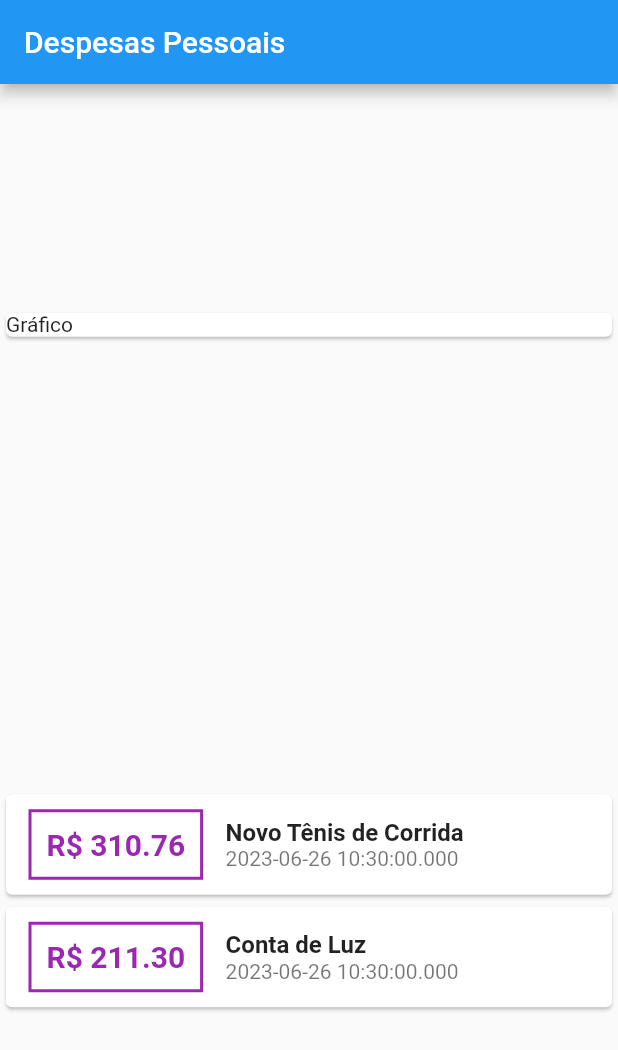
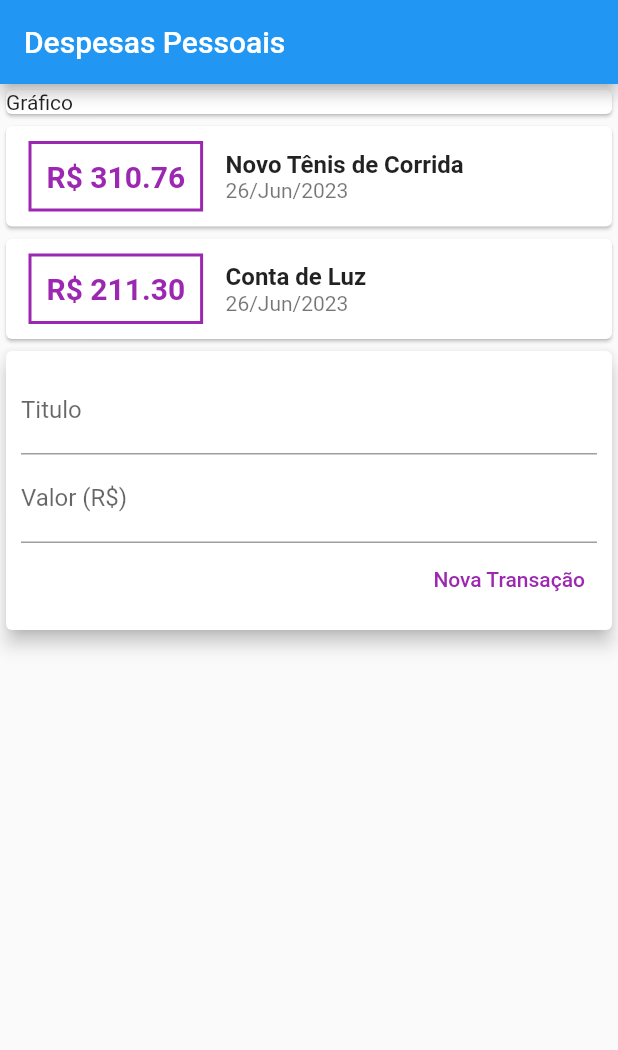
Before and after one commit to DreadsTheBoy/expenses, a Flutter app: the screen it shows after launch, on a phone screen of 412 x 824 dp. Shown: the top 1050 px of the screen. Run offline on Flutter 3.47's test engine with Material 2 defaults, Android fonts, the phone set to English and light mode, and no system bars.

```diff
--- /dev/null
+++ b/lib/components/transaction_form.dart
@@ -0,0 +1,47 @@
+// ignore_for_file: avoid_print
+
+import 'package:flutter/material.dart';
+
+class TransactionForm extends StatelessWidget {
+  TransactionForm({super.key});
+
+  final titleController = TextEditingController();
+  final valueController = TextEditingController();
+
+  @override
+  Widget build(BuildContext context) {
+    return Card(
+      elevation: 5,
+      child: Padding(
+        padding: const EdgeInsets.all(10),
+        child: Column(
+          children: <Widget>[
+            TextField(
+              decoration: const InputDecoration(labelText: 'Titulo'),
+              controller: titleController,
+            ),
+            TextField(
+              decoration: const InputDecoration(labelText: 'Valor (R\$)'),
+              controller: valueController,
+            ),
+            Row(
+              mainAxisAlignment: MainAxisAlignment.end,
+              children: [
+                TextButton(
+                  onPressed: () {
+                    print(titleController.text);
+                    print(valueController.text);
+                  },
+                  child: const Text(
+                    'Nova Transação',
+                    style: TextStyle(color: Colors.purple),
+                  ),
+                ),
+              ],
+            ),
+          ],
+        ),
+      ),
+    );
+  }
+}
--- /dev/null
+++ b/lib/components/transaction_list.dart
@@ -0,0 +1,65 @@
+import 'package:flutter/material.dart';
+import 'package:intl/intl.dart';
+
+//Models
+import '../models/transaction.dart';
+
+class TransactionList extends StatelessWidget {
+  final List<Transaction> transactions;
+
+  const TransactionList({super.key, required this.transactions});
+
+  @override
+  Widget build(BuildContext context) {
+    return Column(
+      children: transactions.map(
+        (tr) {
+          return Card(
+            child: Row(
+              children: <Widget>[
+                Container(
+                  margin: const EdgeInsets.symmetric(
+                    horizontal: 15,
+                    vertical: 10,
+                  ),
+                  decoration: BoxDecoration(
+                      border: Border.all(
+                    color: Colors.purple,
+                    width: 2,
+                  )),
+                  padding: const EdgeInsets.all(10),
+                  child: Text(
+                    'R\$ ${tr.value.toStringAsFixed(2)}',
+                    style: const TextStyle(
+                      fontSize: 20,
+                      fontWeight: FontWeight.bold,
+                      color: Colors.purple,
+                    ),
+                  ),
+                ),
+                Column(
+                  crossAxisAlignment: CrossAxisAlignment.start,
+                  children: [
+                    Text(
+                      tr.title,
+                      style: const TextStyle(
+                        fontSize: 16,
+                        fontWeight: FontWeight.bold,
+                      ),
+                    ),
+                    Text(
+                      DateFormat('dd/MMM/y').format(tr.date),
+                      style: const TextStyle(
+                        color: Colors.black54,
+                      ),
+                    ),
+                  ],
+                )
+              ],
+            ),
+          );
+        },
+      ).toList(),
+    );
+  }
+}
--- /dev/null
+++ b/lib/components/transaction_user.dart
@@ -0,0 +1,42 @@
+import 'package:flutter/material.dart';
+
+//Models
+import '../models/transaction.dart';
+
+//Components
+import 'transaction_form.dart';
+import 'transaction_list.dart';
+
+class TransactionUser extends StatefulWidget {
+  const TransactionUser({super.key});
+
+  @override
+  State<TransactionUser> createState() => _TransactionUserState();
+}
+
+class _TransactionUserState extends State<TransactionUser> {
+  final _transactions = [
+    Transaction(
+      id: 't1',
+      title: 'Novo Tênis de Corrida',
+      value: 310.76,
+      date: DateTime.now(),
+    ),
+    Transaction(
+      id: 't2',
+      title: 'Conta de Luz',
+      value: 211.30,
+      date: DateTime.now(),
+    ),
+  ];
+
+  @override
+  Widget build(BuildContext context) {
+    return Column(
+      children: <Widget>[
+        TransactionList(transactions: _transactions),
+        TransactionForm(),
+      ],
+    );
+  }
+}
--- a/lib/pages/home_page.dart
+++ b/lib/pages/home_page.dart
@@ -1,25 +1,10 @@
 import 'package:flutter/material.dart';
 
-//Models
-import '../models/transaction.dart';
+//Components
+import 'package:expenses/components/transaction_user.dart';
 
 class HomePage extends StatelessWidget {
-  HomePage({super.key});
-
-  final _transactions = [
-    Transaction(
-      id: 't1',
-      title: 'Novo Tênis de Corrida',
-      value: 310.76,
-      date: DateTime.now(),
-    ),
-    Transaction(
-      id: 't2',
-      title: 'Conta de Luz',
-      value: 211.30,
-      date: DateTime.now(),
-    ),
-  ];
+  const HomePage({super.key});
 
   @override
   Widget build(BuildContext context) {
@@ -27,66 +12,16 @@ class HomePage extends StatelessWidget {
       appBar: AppBar(
         title: const Text('Despesas Pessoais'),
       ),
-      body: Column(
-        mainAxisAlignment: MainAxisAlignment.spaceAround,
+      body: const Column(
         crossAxisAlignment: CrossAxisAlignment.stretch,
         children: <Widget>[
-          const SizedBox(
+          SizedBox(
             child: Card(
               elevation: 1,
               child: Text('Gráfico'),
             ),
           ),
-          Column(
-            children: _transactions.map(
-              (tr) {
-                return Card(
-                  child: Row(
-                    children: <Widget>[
-                      Container(
-                        margin: const EdgeInsets.symmetric(
-                          horizontal: 15,
-                          vertical: 10,
-                        ),
-                        decoration: BoxDecoration(
-                            border: Border.all(
-                          color: Colors.purple,
-                          width: 2,
-                        )),
-                        padding: const EdgeInsets.all(10),
-                        child: Text(
-                          'R\$ ${tr.value.toStringAsFixed(2)}',
-                          style: const TextStyle(
-                            fontSize: 20,
-                            fontWeight: FontWeight.bold,
-                            color: Colors.purple,
-                          ),
-                        ),
-                      ),
-                      Column(
-                        crossAxisAlignment: CrossAxisAlignment.start,
-                        children: [
-                          Text(
-                            tr.title,
-                            style: const TextStyle(
-                              fontSize: 16,
-                              fontWeight: FontWeight.bold,
-                            ),
-                          ),
-                          Text(
-                            tr.date.toString(),
-                            style: const TextStyle(
-                              color: Colors.black54,
-                            ),
-                          ),
-                        ],
-                      )
-                    ],
-                  ),
-                );
-              },
-            ).toList(),
-          ),
+          TransactionUser()
         ],
       ),
     );
--- a/pubspec.yaml
+++ b/pubspec.yaml
@@ -35,6 +35,7 @@ dependencies:
   # The following adds the Cupertino Icons font to your application.
   # Use with the CupertinoIcons class for iOS style icons.
   cupertino_icons: ^1.0.2
+  intl: ^0.18.1
 
 dev_dependencies:
   flutter_test:
```
Also changed, not shown: pubspec.lock, 1 other file.
